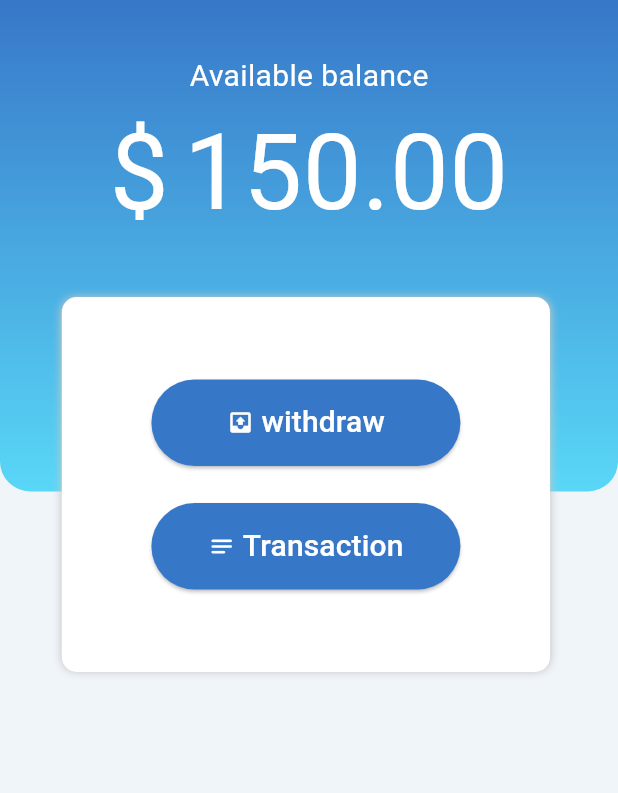
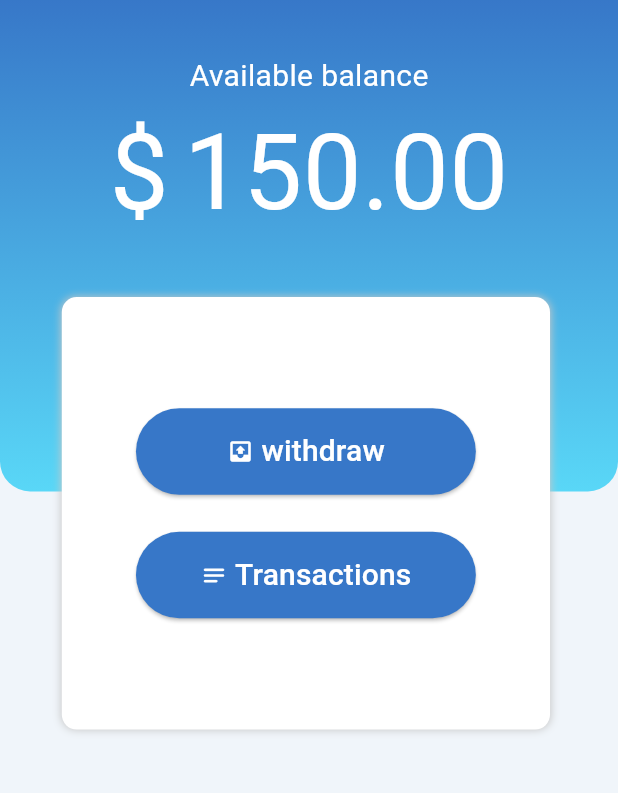
Before and after one commit to SagorSamadder/sAcademy-teacher, a Flutter app: the WalletScreen screen opened directly, on a phone screen of 412 x 824 dp, the part 87-880 px from its top. Run offline on Flutter 3.47's test engine with Material 3 defaults, Android fonts, the phone set to English and light mode, and no system bars; our stand-ins replace cloud_firestore, firebase_auth, firebase_core, firebase_storage, get, image_picker and 1 more; accounts and stored records are empty.

Commit message:
changeing some design

```diff
--- a/lib/app/wallet/view/wallet_screen.dart
+++ b/lib/app/wallet/view/wallet_screen.dart
@@ -62,7 +62,7 @@ class WalletScreen extends StatelessWidget {
             left: context.screenWidth * .1,
             top: 200,
             child: Container(
-              height: 250,
+              height: context.screenHeight * .35,
               width: context.screenWidth * .79,
               decoration: BoxDecoration(
                 color: Colors.white,
@@ -79,7 +79,7 @@ class WalletScreen extends StatelessWidget {
                 children: [
                   SizedBox(
                     height: context.screenHeight * .07,
-                    width: context.screenWidth * .5,
+                    width: context.screenWidth * .55,
                     child: ElevatedButton(
                       style: ElevatedButton.styleFrom(
                           backgroundColor: const Color(0xff3777c8)),
@@ -94,18 +94,18 @@ class WalletScreen extends StatelessWidget {
                           5.widthBox,
                           const Text(
                             "withdraw",
-                              style:
-                                  TextStyle(fontSize: 20, color: Colors.white),
+                            style: TextStyle(fontSize: 20, color: Colors.white),
                           ),
                         ],
-                        )),
+                      ),
+                    ),
                   ),
                   SizedBox(
                     height: context.screenHeight * .03,
                   ),
                   SizedBox(
                     height: context.screenHeight * .07,
-                    width: context.screenWidth * .5,
+                    width: context.screenWidth * .55,
                     child: ElevatedButton(
                       style: ElevatedButton.styleFrom(
                           backgroundColor: const Color(0xff3777c8)),
@@ -119,12 +119,12 @@ class WalletScreen extends StatelessWidget {
                           ),
                           5.widthBox,
                           const Text(
-                              "Transaction",
-                              style:
-                                  TextStyle(fontSize: 20, color: Colors.white),
+                            "Transactions",
+                            style: TextStyle(fontSize: 20, color: Colors.white),
                           ),
                         ],
-                        )),
+                      ),
+                    ),
                   ),
                 ],
               ),
```
Also changed, not shown: lib/app/profile/view/profile_screen.dart (+32 -16 lines). Lines whose indentation alone changed are shown as unchanged.
